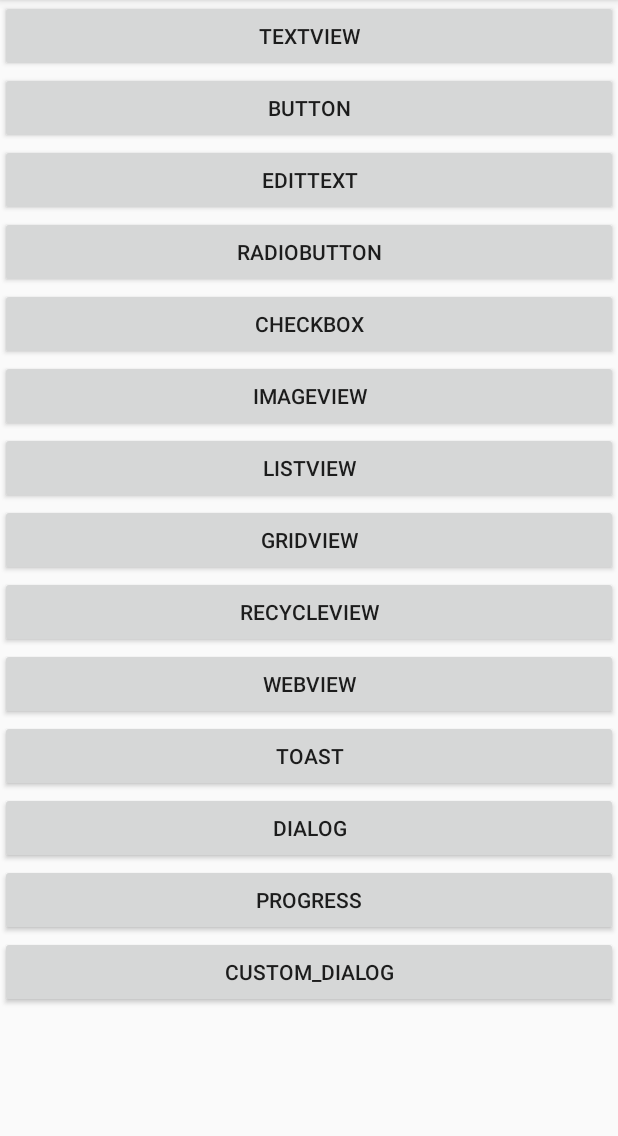
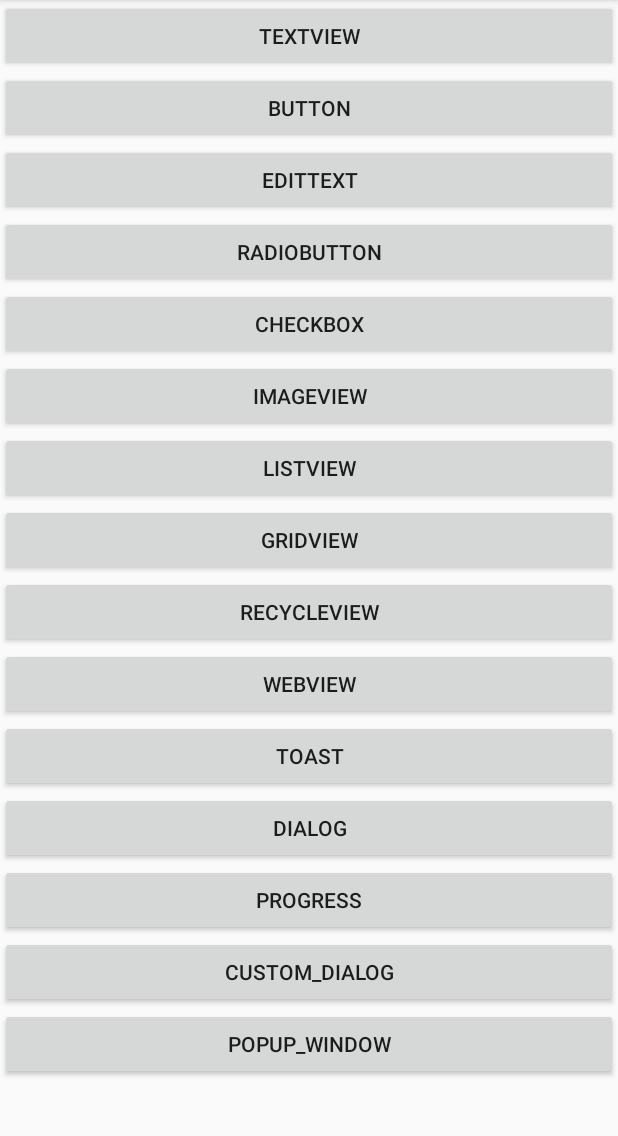
Before and after one commit to qianzongming/HelloWorld, an Android app: the UIActivity screen opened directly, with no data from a screen before it, on a phone screen of 412 x 824 dp, the part 84-1220 px from its top. Run offline under Robolectric (Android 15) with nearby library versions, the phone set to English and light mode, and no system bars.

Commit message:
popup window added

```diff
--- a/app/src/main/AndroidManifest.xml
+++ b/app/src/main/AndroidManifest.xml
@@ -12,7 +12,8 @@
         android:supportsRtl="true"
         android:theme="@style/AppTheme"
         android:usesCleartextTraffic="true">
-        <activity android:name=".CustomDialogActivity"></activity>
+        <activity android:name=".PopupWindowActivity"></activity>
+        <activity android:name=".CustomDialogActivity" />
         <activity android:name=".ProgressActivity" />
         <activity android:name=".DialogActivity" />
         <activity android:name=".MainActivity">
--- a/app/src/main/java/com/qianzm/helloworld/UIActivity.java
+++ b/app/src/main/java/com/qianzm/helloworld/UIActivity.java
@@ -22,7 +22,7 @@ public class UIActivity extends AppCompatActivity {
     private Button mBtnListview;
     private Button mBtnGridview;
     private Button mBtnRecycleview;
-    private Button mBtnWebview,mBtnToast,mBtnDialog,mBtnProgress,mBtnCustomDialog;
+    private Button mBtnWebview,mBtnToast,mBtnDialog,mBtnProgress,mBtnCustomDialog,mBtnPopupWindow;
 
 
     @Override
@@ -160,5 +160,15 @@ public class UIActivity extends AppCompatActivity {
             }
         });
 
+        mBtnPopupWindow = findViewById(R.id.btn_popup_window);
+        mBtnPopupWindow.setOnClickListener(new View.OnClickListener() {
+            @Override
+            public void onClick(View v) {
+                Intent intent = new Intent(UIActivity.this, PopupWindowActivity.class);
+                startActivity(intent);
+            }
+        });
+
+
     }
 }
--- a/app/src/main/res/layout/activity_ui.xml
+++ b/app/src/main/res/layout/activity_ui.xml
@@ -92,6 +92,12 @@
             android:text="custom_Dialog">
         </Button>
 
+        <Button android:id="@+id/btn_popup_window"
+            android:layout_height="wrap_content"
+            android:layout_width="match_parent"
+            android:text="popup_window">
+        </Button>
+
 
 
     </LinearLayout>
```
Also changed, not shown: app/src/main/java/com/qianzm/helloworld/PopupWindowActivity.java (added, +45 -0 lines), app/src/main/res/layout/layout_pop.xml (added, +41 -0 lines).
